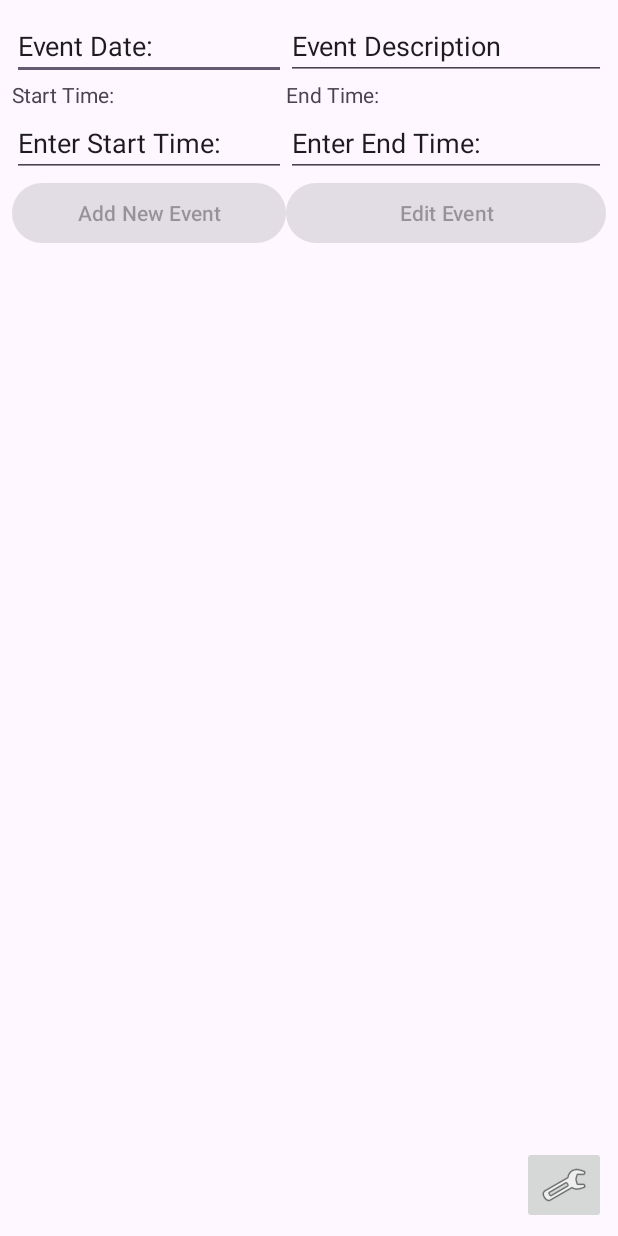
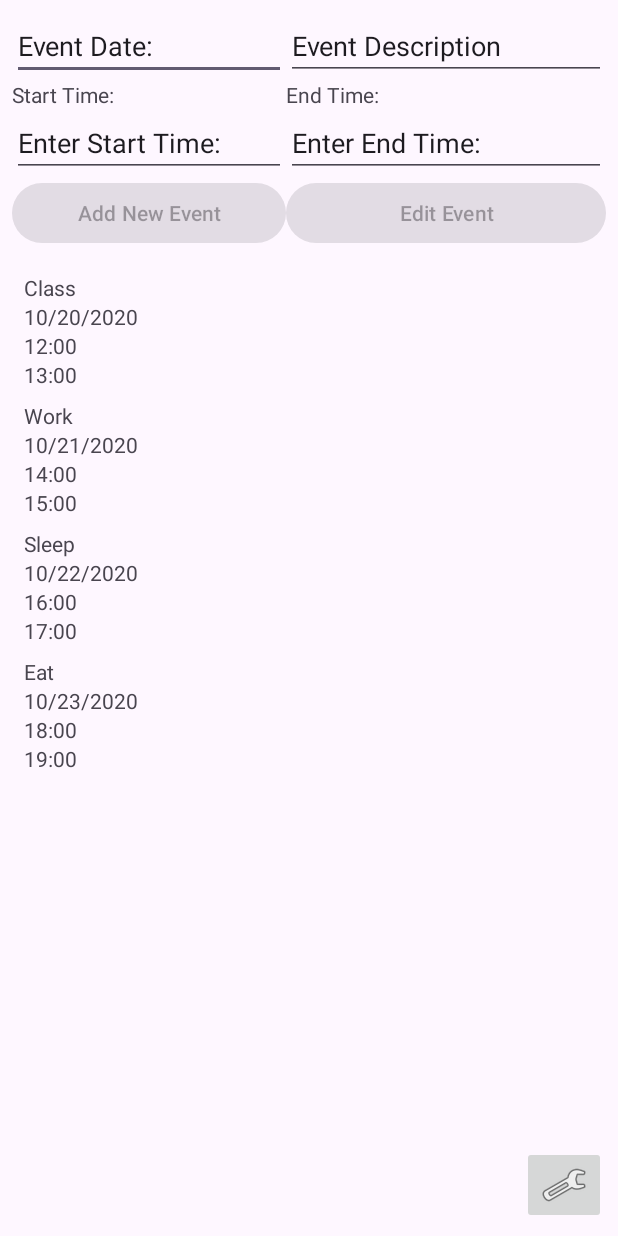
Before and after one commit to DavidObst-create/DavidObst_CIS3334_Project1, an Android app: the screen it shows after launch (MainActivity), on a phone screen of 412 x 824 dp. Run offline under Robolectric (Android 15) with nearby library versions, the phone set to English and light mode, and no system bars.

Commit message:
Created the event Adapter, viewHolder, and layout. Also created simulated data to populate an array list to verify that things are progressing as expected. The buttons currently don't work, but will be enabled when appropriate. In the Add New Event case, the button will enable when there is data in all four of the editText fields. When an event in the recycler is focused, the data from that event object will populate the editTexts so the user can change the data if needed. Once the data has been changed in any of the fields, the Edit button will enable to allow the user to save the change they made.

```diff
--- a/app/src/main/java/com/example/davidobst_cis3334_project1/Event.java
+++ b/app/src/main/java/com/example/davidobst_cis3334_project1/Event.java
@@ -1,4 +1,47 @@
 package com.example.davidobst_cis3334_project1;
 
 public class Event {
+    private String eventDescription;
+    private String eventDate;
+    private String eventStart;
+    private String eventEnd;
+
+    public Event(String eventDescription, String eventDate, String eventStart, String eventEnd) {
+        this.eventDescription = eventDescription;
+        this.eventDate = eventDate;
+        this.eventStart = eventStart;
+        this.eventEnd = eventEnd;
+    }
+
+    public String getEventDescription() {
+        return eventDescription;
+    }
+
+    public void setEventDescription(String eventDescription) {
+        this.eventDescription = eventDescription;
+    }
+
+    public String getEventDate() {
+        return eventDate;
+    }
+
+    public void setEventDate(String eventDate) {
+        this.eventDate = eventDate;
+    }
+
+    public String getEventStart() {
+        return eventStart;
+    }
+
+    public void setEventStart(String eventStart) {
+        this.eventStart = eventStart;
+    }
+
+    public String getEventEnd() {
+        return eventEnd;
+    }
+
+    public void setEventEnd(String eventEnd) {
+        this.eventEnd = eventEnd;
+    }
 }
--- a/app/src/main/java/com/example/davidobst_cis3334_project1/MainActivity.java
+++ b/app/src/main/java/com/example/davidobst_cis3334_project1/MainActivity.java
@@ -1,6 +1,8 @@
 package com.example.davidobst_cis3334_project1;
 
 import androidx.appcompat.app.AppCompatActivity;
+import androidx.recyclerview.widget.LinearLayoutManager;
+import androidx.recyclerview.widget.RecyclerView;
 
 import android.os.Bundle;
 import android.view.KeyEvent;
@@ -18,8 +20,11 @@ public class MainActivity extends AppCompatActivity {
     EditText eventEnd;
     Button buttonAdd;
     Button buttonEdit;
+    RecyclerView recyclerView;
 
-    ArrayList<Event> eventList = new ArrayList<Event>();
+    ArrayList<Event> eventList = new ArrayList<>();
+
+
 
     @Override
     protected void onCreate(Bundle savedInstanceState) {
@@ -33,7 +38,12 @@ public class MainActivity extends AppCompatActivity {
         eventEnd = (EditText) findViewById(R.id.editTimeEnd);
         buttonAdd = (Button) findViewById(R.id.buttonAdd);
         buttonEdit = (Button) findViewById(R.id.buttonEdit);
+        recyclerView = (RecyclerView) findViewById(R.id.recyclerView);
 
+        eventAdapter adapter = new eventAdapter(getApplication());
+        recyclerView.setAdapter(adapter);
+        recyclerView.setLayoutManager(new LinearLayoutManager(this));
+        /*
         //Check if editTextViews are empty
         if (eventDescription.getText().toString().isEmpty()
                 && eventDate.getText().toString().isEmpty()
@@ -41,8 +51,14 @@ public class MainActivity extends AppCompatActivity {
                 && eventEnd.getText().toString().isEmpty()) {
             buttonAdd.setEnabled(false);
             buttonEdit.setEnabled(false);
+        } else {
+            buttonAdd.setEnabled(true);
+            buttonEdit.setEnabled(true);
         }
+        */
     }
+
+
 
     private void setupEditText() {
         eventDescription = (EditText) findViewById(R.id.editTextDescription);
@@ -54,13 +70,14 @@ public class MainActivity extends AppCompatActivity {
             @Override
             public boolean onEditorAction(TextView textView, int i, KeyEvent keyEvent) {
                 for (Event event : eventList) {
-                    if (event.getDate().equals(eventDate.getText().toString())) {
-                        eventDescription.setText(event.getDescription());
-                        eventStart.setText(event.getStart());
-                        eventEnd.setText(event.getEnd());
+                    if (event.getEventDate().equals(eventDate.getText().toString())) {
+                        eventDescription.setText(event.getEventDescription());
+                        eventStart.setText(event.getEventStart());
+                        eventEnd.setText(event.getEventEnd());
                     }
 
                 }
+                return false;
             }
         });
     }
--- /dev/null
+++ b/app/src/main/java/com/example/davidobst_cis3334_project1/eventAdapter.java
@@ -0,0 +1,50 @@
+package com.example.davidobst_cis3334_project1;
+
+import android.app.Application;
+import android.content.Context;
+import android.view.LayoutInflater;
+import android.view.View;
+import android.view.ViewGroup;
+
+import androidx.annotation.NonNull;
+import androidx.recyclerview.widget.RecyclerView;
+
+import java.util.ArrayList;
+import java.util.List;
+
+public class eventAdapter extends RecyclerView.Adapter<eventViewHolder> {
+
+    private List<Event> eventList = new ArrayList<>();
+
+    private Context context;
+
+    public eventAdapter(Application application) {
+        this.context = application;
+
+        eventList.add(new Event("Class", "10/20/2020", "12:00", "13:00"));
+        eventList.add(new Event("Work", "10/21/2020", "14:00", "15:00"));
+        eventList.add(new Event("Sleep", "10/22/2020", "16:00", "17:00"));
+        eventList.add(new Event("Eat", "10/23/2020", "18:00", "19:00"));
+    }
+
+    @NonNull
+    @Override
+    public eventViewHolder onCreateViewHolder(@NonNull ViewGroup parent, int viewType) {
+        View view = LayoutInflater.from(parent.getContext())
+                .inflate(R.layout.event_row, parent, false);
+        eventViewHolder holder = new eventViewHolder(view);
+        return new eventViewHolder(view);
+    }
+
+    @Override
+    public void onBindViewHolder(@NonNull eventViewHolder holder, int position) {
+        Event event = eventList.get(position);
+        holder.textViewEventDescription.setText(event.getEventDescription());
+        holder.textViewEventDate.setText(event.getEventDate());
+        holder.textViewEventStart.setText(event.getEventStart());
+        holder.textViewEventEnd.setText(event.getEventEnd());
+    }
+
+    @Override
+    public int getItemCount() {return eventList.size(); }
+}
--- /dev/null
+++ b/app/src/main/java/com/example/davidobst_cis3334_project1/eventViewHolder.java
@@ -0,0 +1,25 @@
+package com.example.davidobst_cis3334_project1;
+
+import android.view.View;
+import android.widget.TextView;
+
+import androidx.recyclerview.widget.RecyclerView;
+
+public class eventViewHolder extends RecyclerView.ViewHolder {
+
+        public eventViewHolder(View itemView) {
+            super(itemView);
+            textViewEventDescription = itemView.findViewById(R.id.textViewEventDescription);
+            textViewEventDate = itemView.findViewById(R.id.textViewEventDate);
+            textViewEventStart = itemView.findViewById(R.id.textViewEventStart);
+            textViewEventEnd = itemView.findViewById(R.id.textViewEventEnd);
+        }
+
+        TextView textViewEventDescription;
+        TextView textViewEventDate;
+        TextView textViewEventStart;
+        TextView textViewEventEnd;
+
+
+
+}
--- /dev/null
+++ b/app/src/main/res/layout/event_row.xml
@@ -0,0 +1,46 @@
+<?xml version="1.0" encoding="utf-8"?>
+<androidx.constraintlayout.widget.ConstraintLayout xmlns:android="http://schemas.android.com/apk/res/android"
+    xmlns:app="http://schemas.android.com/apk/res-auto"
+    xmlns:tools="http://schemas.android.com/tools"
+    android:layout_width="match_parent"
+    android:layout_height="wrap_content">
+
+    <TextView
+        android:id="@+id/textViewEventDescription"
+        android:layout_width="0dp"
+        android:layout_height="wrap_content"
+        android:layout_marginStart="8dp"
+        android:layout_marginTop="8dp"
+        android:layout_marginEnd="8dp"
+        android:text="TextView"
+        app:layout_constraintEnd_toEndOf="parent"
+        app:layout_constraintStart_toStartOf="parent"
+        app:layout_constraintTop_toTopOf="parent" />
+
+    <TextView
+        android:id="@+id/textViewEventDate"
+        android:layout_width="0dp"
+        android:layout_height="wrap_content"
+        android:text="TextView"
+        app:layout_constraintEnd_toEndOf="@+id/textViewEventDescription"
+        app:layout_constraintStart_toStartOf="@+id/textViewEventDescription"
+        app:layout_constraintTop_toBottomOf="@+id/textViewEventDescription" />
+
+    <TextView
+        android:id="@+id/textViewEventStart"
+        android:layout_width="0dp"
+        android:layout_height="wrap_content"
+        android:text="TextView"
+        app:layout_constraintEnd_toEndOf="@+id/textViewEventDescription"
+        app:layout_constraintStart_toStartOf="@+id/textViewEventDescription"
+        app:layout_constraintTop_toBottomOf="@+id/textViewEventDate" />
+
+    <TextView
+        android:id="@+id/textViewEventEnd"
+        android:layout_width="0dp"
+        android:layout_height="wrap_content"
+        android:text="TextView"
+        app:layout_constraintEnd_toEndOf="@+id/textViewEventStart"
+        app:layout_constraintStart_toStartOf="@+id/textViewEventStart"
+        app:layout_constraintTop_toBottomOf="@+id/textViewEventStart" />
+</androidx.constraintlayout.widget.ConstraintLayout>
```
